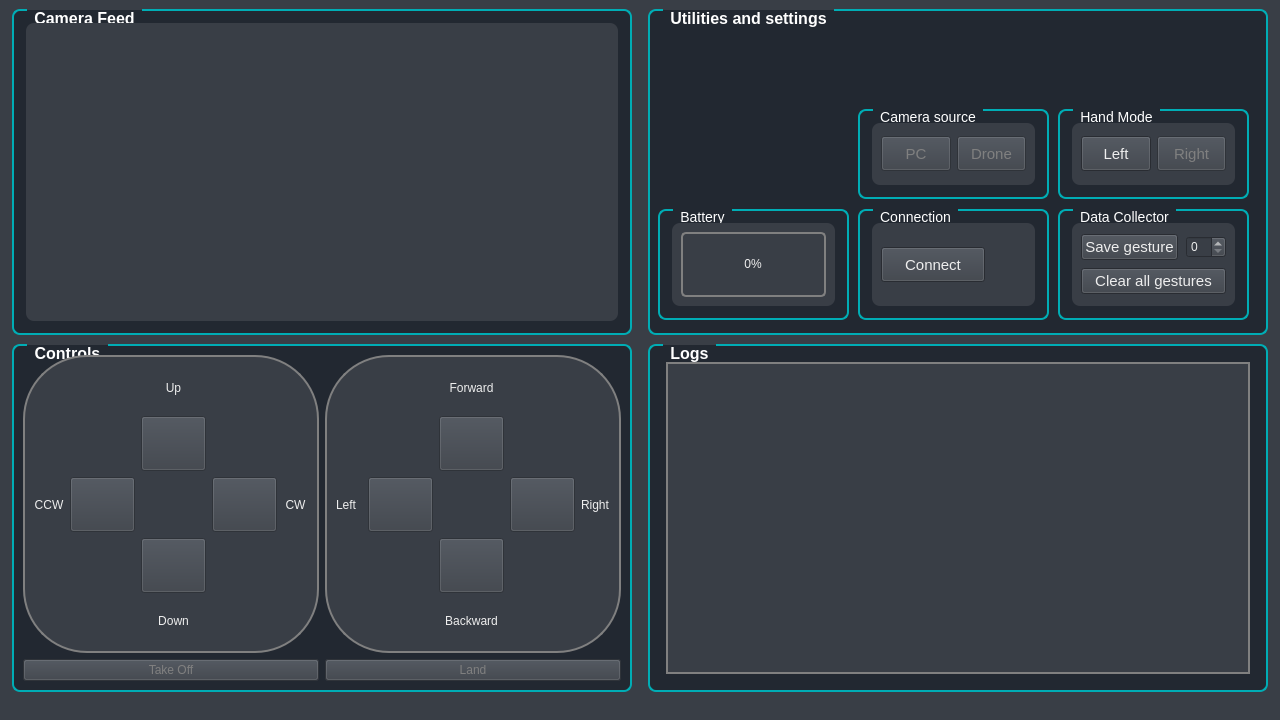
maciejkaniewski/Drone-control-with-hand-gestures-using-image-processing, file ui/form.ui: the form before one commit.
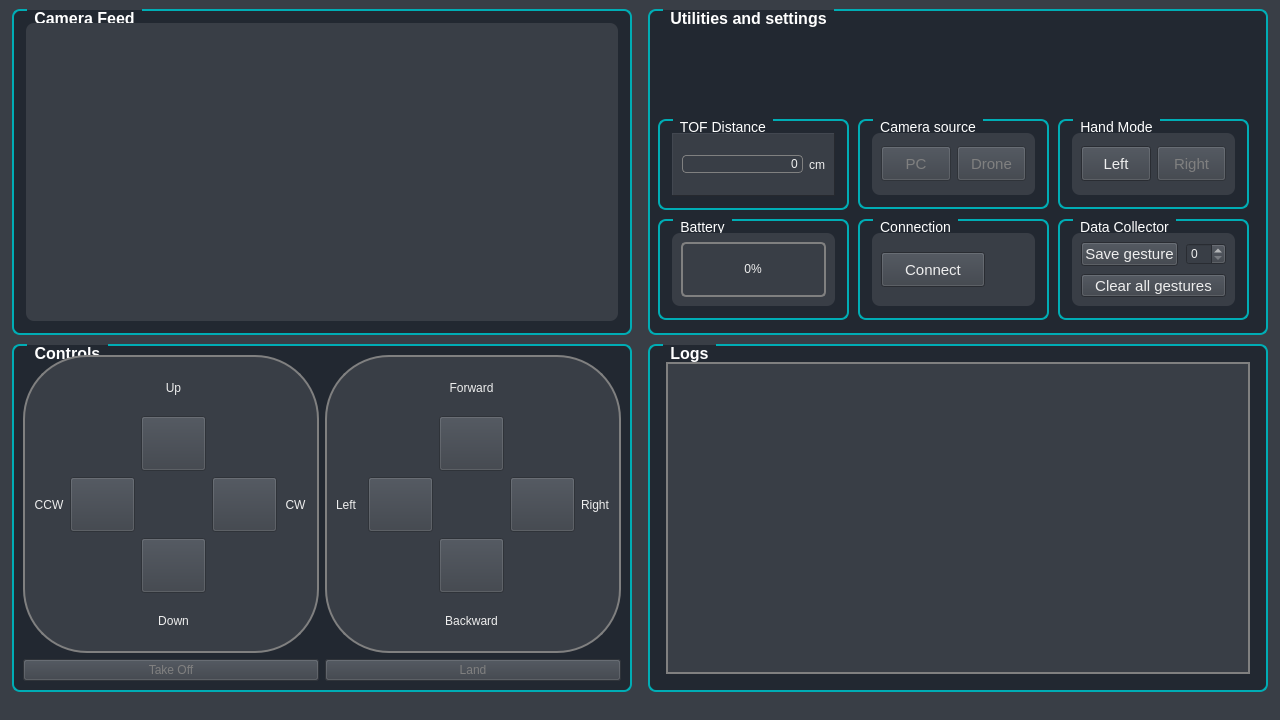
The form after the commit. Icons and pictures are not drawn.

Commit message: Add TOF distance measure

```diff
--- a/ui/form.ui
+++ b/ui/form.ui
@@ -782,9 +782,9 @@
        <property name="geometry">
         <rect>
          <x>410</x>
-         <y>200</y>
+         <y>210</y>
          <width>191</width>
-         <height>111</height>
+         <height>101</height>
         </rect>
        </property>
        <property name="styleSheet">
@@ -904,9 +904,9 @@
        <property name="geometry">
         <rect>
          <x>210</x>
-         <y>200</y>
+         <y>210</y>
          <width>191</width>
-         <height>111</height>
+         <height>101</height>
         </rect>
        </property>
        <property name="styleSheet">
@@ -1027,9 +1027,9 @@
        <property name="geometry">
         <rect>
          <x>10</x>
-         <y>200</y>
+         <y>210</y>
          <width>191</width>
-         <height>111</height>
+         <height>101</height>
         </rect>
        </property>
        <property name="styleSheet">
@@ -1130,7 +1130,7 @@
        <property name="geometry">
         <rect>
          <x>410</x>
-         <y>100</y>
+         <y>110</y>
          <width>191</width>
          <height>90</height>
         </rect>
@@ -1256,7 +1256,7 @@
        <property name="geometry">
         <rect>
          <x>210</x>
-         <y>100</y>
+         <y>110</y>
          <width>191</width>
          <height>90</height>
         </rect>
@@ -1378,6 +1378,103 @@
         </item>
        </layout>
       </widget>
+      <widget class="QGroupBox" name="QGroupBox_TOF">
+       <property name="geometry">
+        <rect>
+         <x>10</x>
+         <y>110</y>
+         <width>191</width>
+         <height>91</height>
+        </rect>
+       </property>
+       <property name="styleSheet">
+        <string notr="true">QGroupBox#QGroupBox_TOF{
+    background-color:  #222831;
+    border: 2px solid gray;
+	 border-color: #00ADB5;
+    border-radius: 8px;
+    margin-top: 1ex; /* leave space at the top for the title */
+	font-size: 14px;
+}
+
+QGroupBox::title#QGroupBox_TOF {
+    color:  white;
+    subcontrol-origin: margin;
+	left: 15px;
+    padding: 0px 5px 0px 5px;
+}</string>
+       </property>
+       <property name="title">
+        <string>TOF Distance</string>
+       </property>
+       <layout class="QGridLayout" name="gridLayout_21">
+        <property name="leftMargin">
+         <number>12</number>
+        </property>
+        <property name="topMargin">
+         <number>12</number>
+        </property>
+        <property name="rightMargin">
+         <number>12</number>
+        </property>
+        <property name="bottomMargin">
+         <number>12</number>
+        </property>
+        <item row="0" column="0">
+         <widget class="QFrame" name="QFrame_TOF">
+          <property name="styleSheet">
+           <string notr="true">QFrame#QFrame_Barometer{
+    border-radius: 8px;
+	background-color: #393E46;
+}</string>
+          </property>
+          <property name="frameShape">
+           <enum>QFrame::Panel</enum>
+          </property>
+          <property name="frameShadow">
+           <enum>QFrame::Raised</enum>
+          </property>
+          <layout class="QHBoxLayout" name="horizontalLayout_7">
+           <item>
+            <widget class="QLineEdit" name="QLineEdit_Distance">
+             <property name="enabled">
+              <bool>true</bool>
+             </property>
+             <property name="styleSheet">
+              <string notr="true">QLineEdit#QLineEdit_Distance{
+    border: 1px solid grey;
+    border-radius: 4px;
+	 color:#EEEEEE;
+}</string>
+             </property>
+             <property name="text">
+              <string>0</string>
+             </property>
+             <property name="alignment">
+              <set>Qt::AlignRight|Qt::AlignTrailing|Qt::AlignVCenter</set>
+             </property>
+             <property name="readOnly">
+              <bool>true</bool>
+             </property>
+            </widget>
+           </item>
+           <item>
+            <widget class="QLabel" name="QLabel_cm">
+             <property name="styleSheet">
+              <string notr="true">QLabel#QLabel_cm{
+	 color:#EEEEEE;
+}</string>
+             </property>
+             <property name="text">
+              <string>cm</string>
+             </property>
+            </widget>
+           </item>
+          </layout>
+         </widget>
+        </item>
+       </layout>
+      </widget>
      </widget>
     </item>
    </layout>
```
The commit also changes 3 other files.
